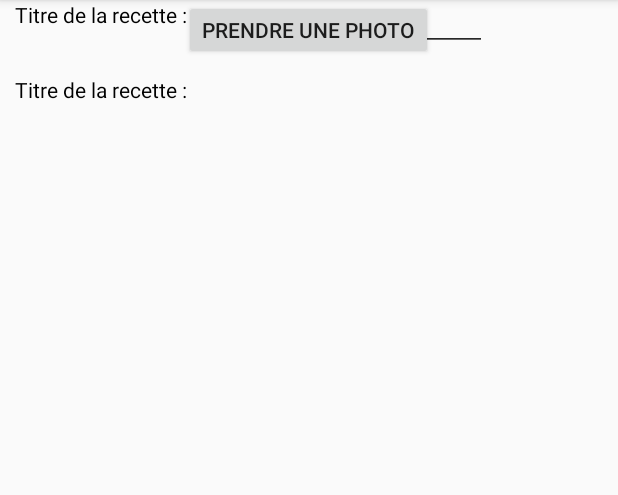
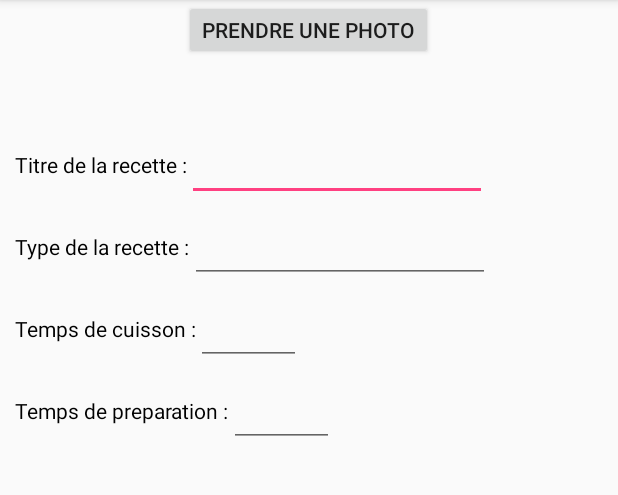
Before and after one commit to OlivierArgentieri/SupCookingAndroid, an Android app: the AddRecipeActivity screen opened directly, with no data from a screen before it, on a phone screen of 412 x 824 dp, the part 84-579 px from its top. Run offline under Robolectric (Android 15) with nearby library versions, the phone set to English and light mode, and no system bars.

Commit message:
Add ScrollView | activity_register | activity_main

```diff
--- a/app/src/main/res/layout/activity_add_recipe.xml
+++ b/app/src/main/res/layout/activity_add_recipe.xml
@@ -39,7 +39,8 @@
             android:layout_below="@id/BTNNewRecipeTakePicture"
             android:layout_marginLeft="10dp"
             android:textColor="@color/colorTitle"
-        />
+            android:layout_marginStart="10dp"
+            android:layout_marginTop="50dp"/>
 
         <EditText
             android:layout_width="200dp"
@@ -52,20 +53,62 @@
         <TextView
             android:layout_width="wrap_content"
             android:layout_height="wrap_content"
-        android:id="@+id/TVNewRecipeTitleName"
-        android:text="@string/text_view_new_recipe_title_name"
+            android:id="@+id/TVNewRecipeType"
+            android:text="@string/text_view_new_recipe_type"
             android:layout_below="@id/TVNewRecipeTitleName"
             android:layout_marginLeft="10dp"
             android:textColor="@color/colorTitle"
-        />
+            android:layout_marginTop="35dp"
+            android:layout_marginStart="10dp" />
 
         <EditText
             android:layout_width="200dp"
             android:layout_height="50dp"
-        android:layout_alignBaseline="@id/TVNewRecipeTitleName"
-        android:layout_toRightOf="@id/TVNewRecipeTitleName"
-        android:layout_toEndOf="@id/TVNewRecipeTitleName"
+            android:layout_alignBaseline="@id/TVNewRecipeType"
+            android:layout_toRightOf="@id/TVNewRecipeType"
+            android:layout_toEndOf="@id/TVNewRecipeType"
             android:inputType="text" />
+
+        <TextView
+            android:layout_width="wrap_content"
+            android:layout_height="wrap_content"
+            android:id="@+id/TVNewRecipeCookingTime"
+            android:text="@string/text_view_new_recipe_cooking_time"
+            android:layout_below="@id/TVNewRecipeType"
+            android:layout_marginLeft="10dp"
+            android:textColor="@color/colorTitle"
+            android:layout_marginTop="35dp"
+            android:layout_marginStart="10dp" />
+
+        <EditText
+            android:layout_width="70dp"
+            android:layout_height="50dp"
+            android:layout_alignBaseline="@id/TVNewRecipeCookingTime"
+            android:layout_toRightOf="@id/TVNewRecipeCookingTime"
+            android:layout_toEndOf="@id/TVNewRecipeCookingTime"
+            android:inputType="number"
+            android:maxLength="4"/>
+
+        <TextView
+            android:layout_width="wrap_content"
+            android:layout_height="wrap_content"
+            android:id="@+id/TVNewRecipePreparationTime"
+            android:text="@string/text_view_new_recipe_preparation_time"
+            android:layout_below="@id/TVNewRecipeCookingTime"
+            android:layout_marginLeft="10dp"
+            android:textColor="@color/colorTitle"
+            android:layout_marginTop="35dp"
+            android:layout_marginStart="10dp" />
+
+        <EditText
+            android:layout_width="70dp"
+            android:layout_height="50dp"
+            android:layout_alignBaseline="@id/TVNewRecipePreparationTime"
+            android:layout_toRightOf="@id/TVNewRecipePreparationTime"
+            android:layout_toEndOf="@id/TVNewRecipePreparationTime"
+            android:inputType="number"
+            android:maxLength="4"/>
+
 
 
     </RelativeLayout>
--- a/app/src/main/res/values/strings.xml
+++ b/app/src/main/res/values/strings.xml
@@ -19,4 +19,7 @@
     <string name="image_view_description_new_recipe">Image temporaire pour ajout recette</string>
     <string name="text_button_new_recipe_take_picture">Prendre une photo</string>
     <string name="text_view_new_recipe_title_name">Titre de la recette :</string>
+    <string name="text_view_new_recipe_type">Type de la recette :</string>
+    <string name="text_view_new_recipe_cooking_time">Temps de cuisson :</string>
+    <string name="text_view_new_recipe_preparation_time">Temps de preparation :</string>
 </resources>
```
Also changed, not shown: app/src/main/java/com/supinfo/supcooking/Util/Util.java (+0 -15 lines), app/src/main/res/layout/activity_main.xml (+22 -17 lines), app/src/main/res/layout/activity_register.xml (+12 -9 lines). Lines whose indentation alone changed are shown as unchanged.
